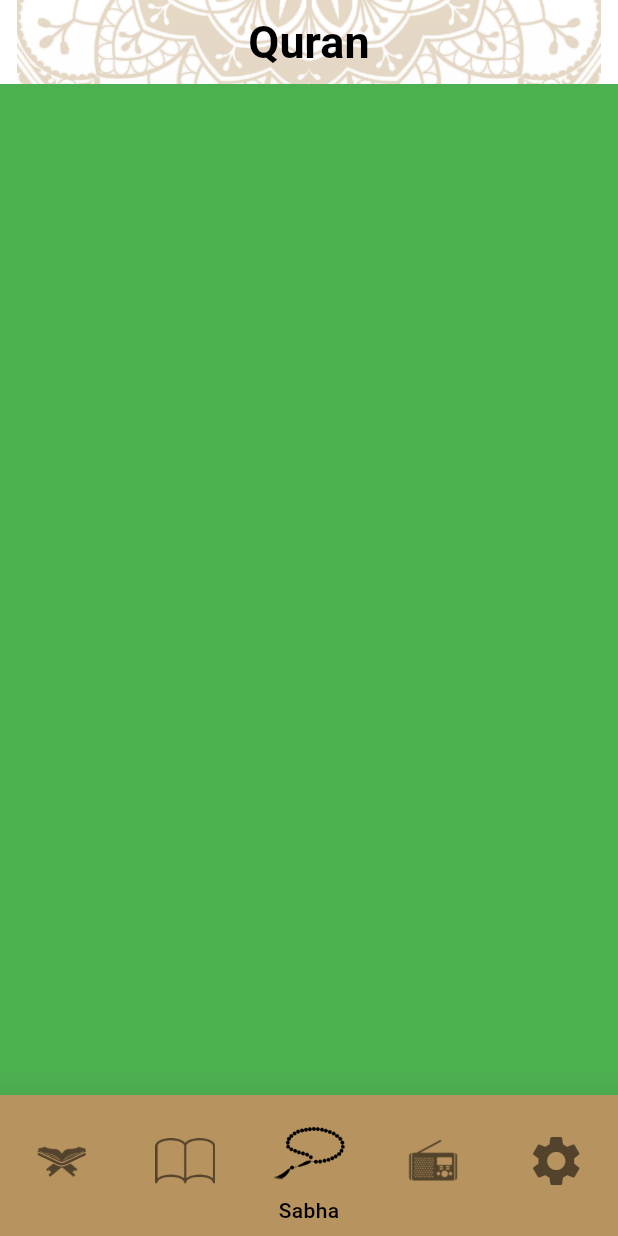
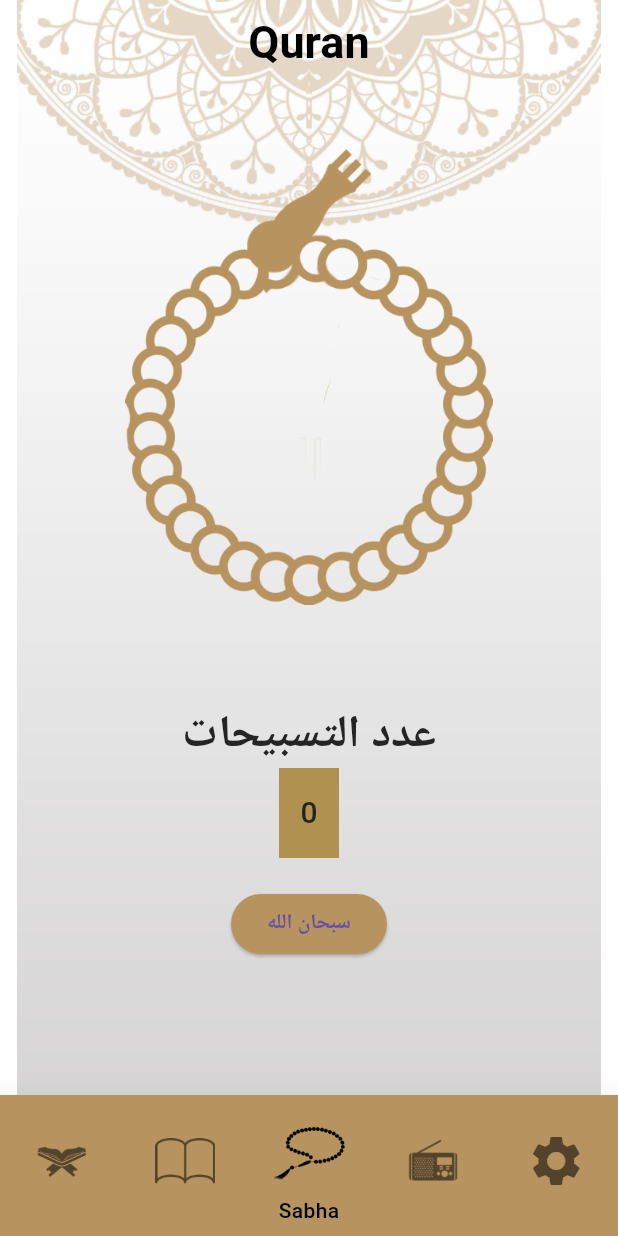
Before and after one commit to aya842/QuranApp, a Flutter app: the screen it shows after launch, item 3 of the bottom bar chosen, on a phone screen of 412 x 824 dp. Run offline on Flutter 3.47's test engine with Material 3 defaults, Android fonts, the phone set to English and light mode, and no system bars.

Commit message:
make loclization

```diff
--- a/lib/Core/assests_manger.dart
+++ b/lib/Core/assests_manger.dart
@@ -16,4 +16,6 @@ class AssestsImages {
   static const String Hadith_header_icon = '${base}hadeth_logo@3x.png';
 
   static const String Quran_header = '${base}qur2an_Header_image@2x.png';
+  static const String Sbha_Body = '${base}body_sebha_logo@2x.png';
+  static const String Sbha_Header = '${base}head_sebha_logo@3x.png';
 }
--- a/lib/Presention/Moduels/Home_Moudel/Screens/Home/tabs/Sabha_Tap/Sabha.dart
+++ b/lib/Presention/Moduels/Home_Moudel/Screens/Home/tabs/Sabha_Tap/Sabha.dart
@@ -1,12 +1,103 @@
+import 'dart:math';
 import 'package:flutter/material.dart';
+import 'package:islame_project_session_6/Core/assests_manger.dart';
+import 'package:islame_project_session_6/Core/colors_manager.dart';
 
-class Sabha extends StatelessWidget {
+class Sabha extends StatefulWidget {
   const Sabha({super.key});
 
   @override
+  _SabhaState createState() => _SabhaState();
+}
+
+class _SabhaState extends State<Sabha> with SingleTickerProviderStateMixin {
+  late AnimationController _controller;
+  int tasbihCount = 0;
+
+  @override
+  void initState() {
+    super.initState();
+    _controller = AnimationController(
+      vsync: this,
+      duration: const Duration(seconds: 1),
+    );
+  }
+
+  @override
+  void dispose() {
+    _controller.dispose();
+    super.dispose();
+  }
+
+  void _incrementTasbih() {
+    setState(() {
+      tasbihCount += 1;
+    });
+    _controller.forward(from: 0.0);
+  }
+
+  @override
   Widget build(BuildContext context) {
-    return Container(
-      color: Colors.green,
+    return Scaffold(
+      body: Column(
+        children: [
+          SizedBox(
+            height: MediaQuery.of(context).size.height * 0.5,
+            child: Stack(
+              alignment: Alignment.center,
+              children: [
+                Positioned(
+                  top: 20,
+                  child: Image.asset(
+                    AssestsImages.Sbha_Header,
+                    width: MediaQuery.of(context).size.width * 0.2,
+                    height: MediaQuery.of(context).size.height * 0.2,
+                  ),
+                ),
+                Positioned(
+                  top: 100,
+                  child: RotationTransition(
+                    turns: Tween(begin: 0.0, end: 1.0).animate(_controller), // Rotate on button press
+                    child: Image.asset(
+                      AssestsImages.Sbha_Body,
+                      width: MediaQuery.of(context).size.width * 0.6,
+                      height: MediaQuery.of(context).size.height * 0.3,
+                    ),
+                  ),
+                ),
+              ],
+            ),
+          ),
+
+          const Text(
+            'عدد التسبيحات',
+            textAlign: TextAlign.center,
+            style: TextStyle(fontWeight: FontWeight.bold, fontSize: 30),
+          ),
+
+          Container(
+            alignment: Alignment.center,
+            width: 40,
+            height: 60,
+            decoration: BoxDecoration(
+              shape: BoxShape.rectangle,
+              color: const Color(0xFFB1914F),
+            ),
+            child: Text('$tasbihCount'),
+          ),
+          const SizedBox(height: 20),
+          ElevatedButton(
+            onPressed: _incrementTasbih,
+            style: ElevatedButton.styleFrom(
+              backgroundColor: colorsManger.gold_color,
+            ),
+            child: const Text(
+              'سبحان الله',
+              style: TextStyle(fontWeight: FontWeight.bold),
+            ),
+          ),
+        ],
+      ),
     );
   }
 }
--- a/pubspec.yaml
+++ b/pubspec.yaml
@@ -28,6 +28,7 @@ environment:
 # the latest version available on pub.dev. To see which dependencies have newer
 # versions available, run `flutter pub outdated`.
 dependencies:
+  flutter_animate: ^4.0.0
   flutter:
     sdk: flutter
 
```
Also changed, not shown: assets/images/head_sebha_logo@3x.png, pubspec.lock.
